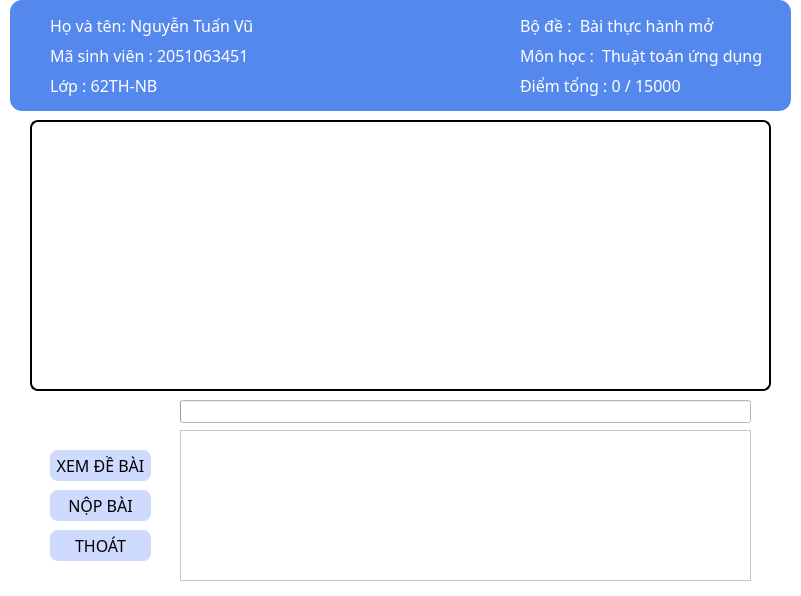
First picture: the form in mainpage.ui, repository log1cs/FineTest, before the edit.
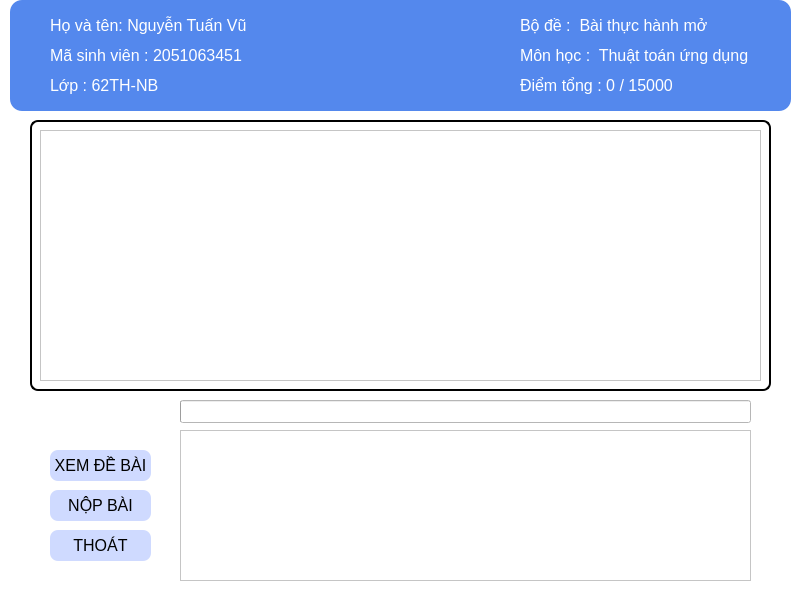
Second picture: the form after the edit.

Patch:
```diff
--- a/mainpage.ui
+++ b/mainpage.ui
@@ -69,7 +69,7 @@
     </property>
     <property name="font">
      <font>
-      <family>Bahnschrift SemiLight Condensed</family>
+      
       <pointsize>12</pointsize>
       <weight>50</weight>
       <bold>false</bold>
@@ -107,7 +107,7 @@
     </property>
     <property name="font">
      <font>
-      <family>Bahnschrift</family>
+      
       <pointsize>12</pointsize>
       <weight>50</weight>
       <bold>false</bold>
@@ -154,7 +154,7 @@
     </property>
     <property name="font">
      <font>
-      <family>Bahnschrift SemiLight Condensed</family>
+      
       <pointsize>12</pointsize>
       <weight>50</weight>
       <bold>false</bold>
@@ -188,7 +188,7 @@
     </property>
     <property name="font">
      <font>
-      <family>Bahnschrift</family>
+      
       <pointsize>12</pointsize>
       <weight>50</weight>
       <bold>false</bold>
@@ -235,7 +235,7 @@
     </property>
     <property name="font">
      <font>
-      <family>Bahnschrift</family>
+      
       <pointsize>12</pointsize>
       <weight>50</weight>
       <bold>false</bold>
@@ -260,7 +260,7 @@
     </property>
     <property name="font">
      <font>
-      <family>Bahnschrift SemiLight Condensed</family>
+      
       <pointsize>12</pointsize>
       <weight>50</weight>
       <bold>false</bold>
@@ -296,7 +296,7 @@
     </property>
     <property name="font">
      <font>
-      <family>Bahnschrift</family>
+      
       <pointsize>12</pointsize>
       <weight>50</weight>
       <bold>false</bold>
@@ -358,7 +358,7 @@
     </property>
     <property name="font">
      <font>
-      <family>Bahnschrift</family>
+      
       <pointsize>12</pointsize>
       <weight>50</weight>
       <bold>false</bold>
@@ -405,7 +405,7 @@
     </property>
     <property name="font">
      <font>
-      <family>Bahnschrift</family>
+      
       <pointsize>12</pointsize>
       <weight>50</weight>
       <bold>false</bold>
@@ -445,7 +445,7 @@
      </property>
      <property name="font">
       <font>
-       <family>Bahnschrift</family>
+       
        <pointsize>11</pointsize>
        <weight>50</weight>
        <italic>false</italic>
@@ -454,7 +454,7 @@
       </font>
      </property>
      <property name="styleSheet">
-      <string notr="true">font: 10.5pt &quot;Bahnschrift&quot;;
+      <string notr="true">font: 10.5pt &quot;;
 border: 0px solid #ccc;</string>
      </property>
      <property name="sizeAdjustPolicy">
```
Left out of the diff: 8 changed lines with no effect on the pictures.
